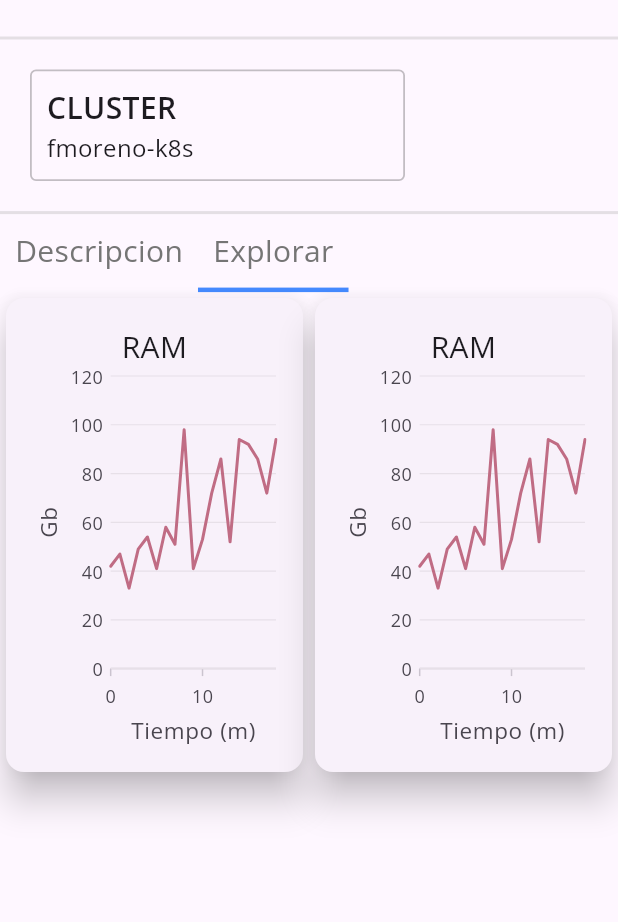
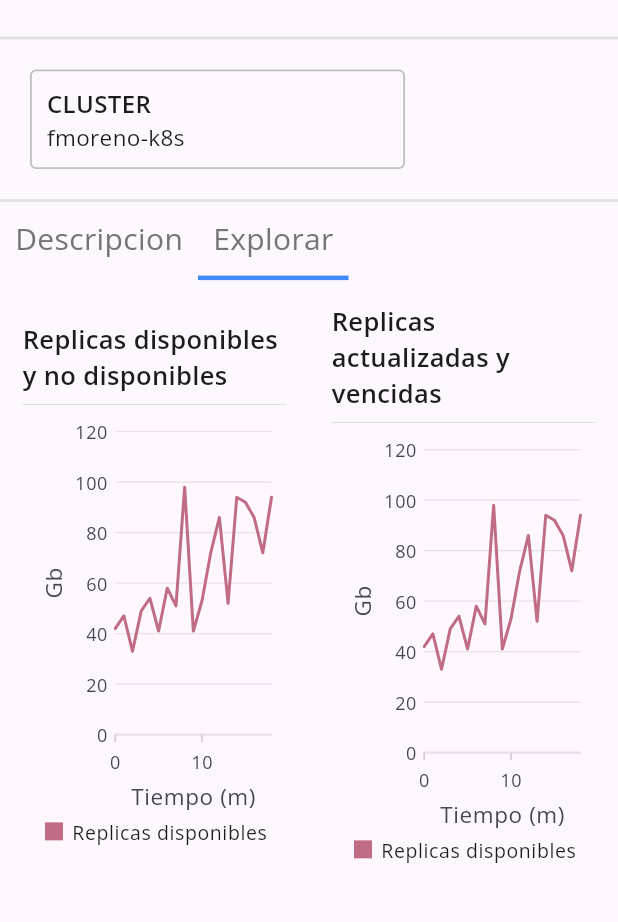
Before and after one commit to kptns/kapetanios, a Flutter app: the screen it shows after launch, on a phone screen of 412 x 824 dp, the part 67-989 px from its top. Run offline on Flutter 3.47's test engine with Material 3 defaults, Android fonts, the phone set to English and light mode, and no system bars; our stand-ins replace font_awesome_flutter, google_fonts, syncfusion_flutter_charts.

Commit message:
chore: Integracion de graficas en monitor

```diff
--- a/web-app/kapetanioswebapp_front/lib/presentation/screens/monitor.dart
+++ b/web-app/kapetanioswebapp_front/lib/presentation/screens/monitor.dart
@@ -71,8 +71,8 @@ class _MonitorState extends State<Monitor> {
             ),
             Row(
               children: [
-                Expanded(child: LineChart(titulo: 'RAM',)),
-                Expanded(child: LineChart(titulo: 'RAM',)),
+                Expanded(child: LineChart(titulo: 'Replicas disponibles y no disponibles',)),
+                Expanded(child: LineChart(titulo: 'Replicas actualizadas y vencidas',)),
               ],
             )
           ],
@@ -99,11 +99,11 @@ class _MonitorState extends State<Monitor> {
         crossAxisAlignment: CrossAxisAlignment.start,
         children: [
           Text(titulo.toUpperCase(), style: TextStyle(
-            fontSize: 20,
+            fontSize: 16,
             fontWeight: FontWeight.w600
           ),),
           Text(texto, style: TextStyle(
-            fontSize: 16
+            fontSize: 15
           ),)
         ],
       ),
--- a/web-app/kapetanioswebapp_front/lib/presentation/widgets/LineChart.dart
+++ b/web-app/kapetanioswebapp_front/lib/presentation/widgets/LineChart.dart
@@ -57,24 +57,32 @@ class _LineChartState extends State<LineChart> {
   @override
   Widget build(BuildContext context) {
     _LiveLineChartState();
-    return Card(
-        elevation: 10,
-        child: Padding(
-          padding: const EdgeInsets.all(8.0),
-          child: SfCartesianChart(
-              title: ChartTitle(
-                text: widget.titulo,
-                alignment: ChartAlignment.center,
-                textStyle: TextStyle(
-                  fontSize: 20
-                )
+    return Padding(
+          padding: const EdgeInsets.all(15.0),
+          child: Column(
+            mainAxisAlignment: MainAxisAlignment.start,
+            crossAxisAlignment: CrossAxisAlignment.start,
+            children: [
+              Text(widget.titulo, style: TextStyle(
+                fontSize: 17,
+                fontWeight: FontWeight.w600
+              ),),
+              Divider(
+                color: Colors.grey.withAlpha(100),
+                thickness: .5,
               ),
+              SfCartesianChart(
                   plotAreaBorderWidth: 0,
                   primaryXAxis: const NumericAxis(
                     majorGridLines: MajorGridLines(width: 0),
                     title: AxisTitle(
                       text: "Tiempo (m)"
                     ),
+                  ),
+                  legend: Legend(
+                    isVisible: true, // Habilita la leyenda
+                    position: LegendPosition.bottom, // Posición en la parte inferior
+                    overflowMode: LegendItemOverflowMode.wrap, // Ajusta las leyendas si hay muchas
                   ),
                   primaryYAxis: const NumericAxis(
                     axisLine: AxisLine(width: 0),
@@ -94,9 +102,23 @@ class _LineChartState extends State<LineChart> {
                           (ChartSeriesController<_ChartSampleData, int> controller) {
                         _chartSeriesController = controller;
                       },
-                )
+                      name: "Replicas disponibles",
+                    ),
+                    // LineSeries<_ChartSampleData, int>(
+                    //   dataSource: _chartData,
+                    //   xValueMapper: (_ChartSampleData data, int index) => data.country,
+                    //   yValueMapper: (_ChartSampleData data, int index) => data.sales,
+                    //   color: const Color.fromRGBO(192, 108, 132, 1),
+                    //   animationDuration: 0,
+                    //   onRendererCreated:
+                    //       (ChartSeriesController<_ChartSampleData, int> controller) {
+                    //     _chartSeriesController = controller;
+                    //   },
+                    //   name: "Replicas no disponibles",
+                    // )
                   ],
                 ),
+            ],
           ),
         );
   }
```
Lines whose indentation alone changed are shown as unchanged.
